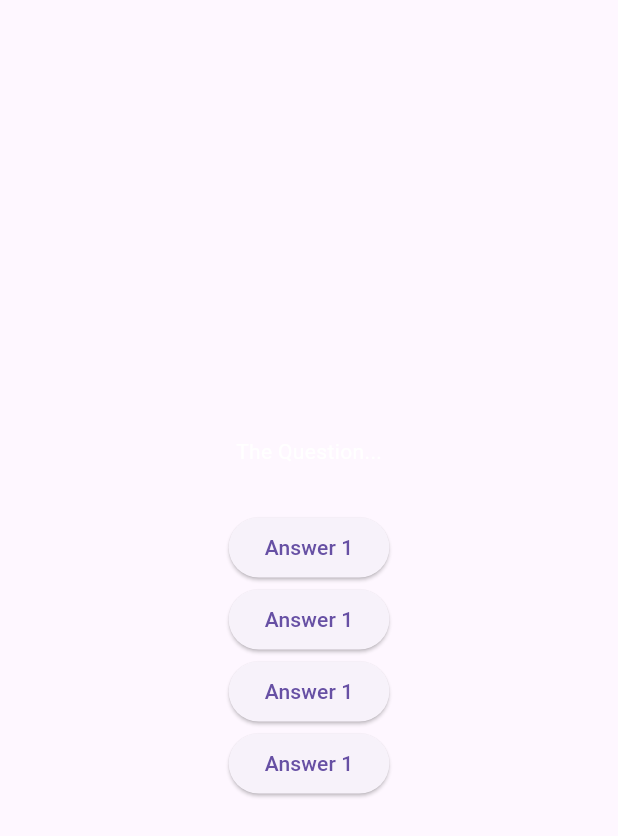
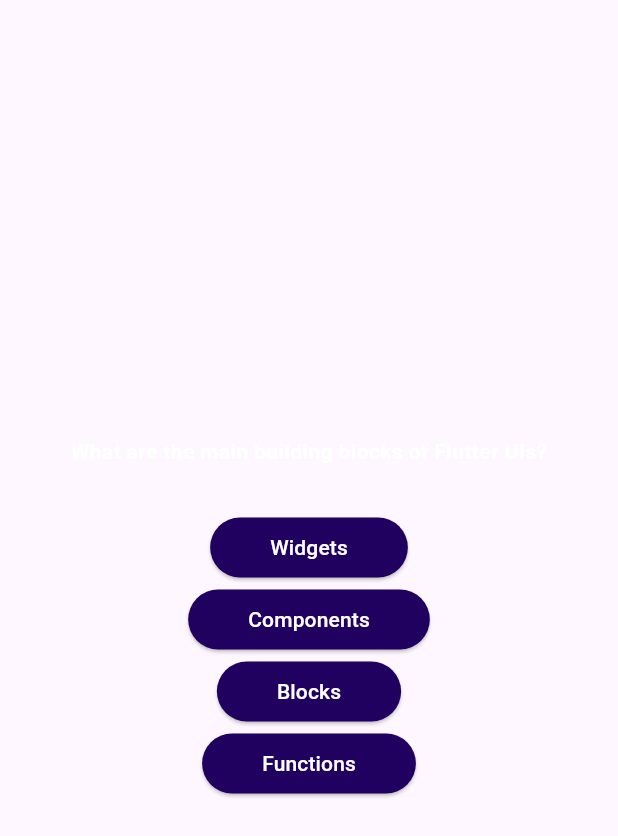
Before and after one commit to Saimur88/Quiz_App, a Flutter app: the QuestionsScreen widget shown alone on an empty page, opened directly, on a phone screen of 412 x 824 dp. Shown: the top 836 px of the screen. Run offline on Flutter 3.47's test engine with Material 3 defaults, Android fonts, the phone set to English and light mode, and no system bars.

Commit message:
Added a demo question

```diff
--- a/lib/answer_button.dart
+++ b/lib/answer_button.dart
@@ -1,13 +1,25 @@
-import 'package:flutter/cupertino.dart';
 import 'package:flutter/material.dart';
 
 class AnswerButton extends StatelessWidget {
-  const AnswerButton({super.key});
+
+  final String answerText;
+  final Function() onTap;
+
+  const AnswerButton({
+    required this.answerText,
+    required this.onTap,
+    super.key});
 
   @override
   Widget build(BuildContext context) {
     return ElevatedButton(
-        onPressed: (){},
-        child: const Text("Answer 1"));
+
+        style: ElevatedButton.styleFrom(
+          backgroundColor: Color.fromARGB(255, 33, 1, 95),
+          foregroundColor: Colors.white,
+          padding: EdgeInsets.symmetric(vertical: 10, horizontal: 40)
+        ),
+        onPressed: onTap,
+        child: Text(answerText));
   }
 }
--- a/lib/data/questions.dart
+++ b/lib/data/questions.dart
@@ -1 +1,55 @@
 import 'package:quiz_app/models/quiz_questions.dart';
+
+const questions = [
+  QuizQuestion(
+    'What are the main building blocks of Flutter UIs?',
+    [
+      'Widgets',
+      'Components',
+      'Blocks',
+      'Functions',
+    ],
+  ),
+  QuizQuestion('How are Flutter UIs built?', [
+    'By combining widgets in code',
+    'By combining widgets in a visual editor',
+    'By defining widgets in config files',
+    'By using XCode for iOS and Android Studio for Android',
+  ]),
+  QuizQuestion(
+    'What\'s the purpose of a StatefulWidget?',
+    [
+      'Update UI as data changes',
+      'Update data as UI changes',
+      'Ignore data changes',
+      'Render UI that does not depend on data',
+    ],
+  ),
+  QuizQuestion(
+    'Which widget should you try to use more often: StatelessWidget or StatefulWidget?',
+    [
+      'StatelessWidget',
+      'StatefulWidget',
+      'Both are equally good',
+      'None of the above',
+    ],
+  ),
+  QuizQuestion(
+    'What happens if you change data in a StatelessWidget?',
+    [
+      'The UI is not updated',
+      'The UI is updated',
+      'The closest StatefulWidget is updated',
+      'Any nested StatefulWidgets are updated',
+    ],
+  ),
+  QuizQuestion(
+    'How should you update data inside of StatefulWidgets?',
+    [
+      'By calling setState()',
+      'By calling updateData()',
+      'By calling updateUI()',
+      'By calling updateState()',
+    ],
+  ),
+];
--- /dev/null
+++ b/lib/questions.dart
@@ -0,0 +1 @@
+// TODO Implement this library.
--- a/lib/questions_screen.dart
+++ b/lib/questions_screen.dart
@@ -1,5 +1,7 @@
 import 'package:flutter/material.dart';
+import 'package:quiz_app/data/questions.dart';
 import 'answer_button.dart';
+import 'package:quiz_app/questions.dart';
 
 class QuestionsScreen extends StatefulWidget {
   const QuestionsScreen({super.key});
@@ -13,19 +15,23 @@ class QuestionsScreen extends StatefulWidget {
 class _QuestionsScreenState extends State<QuestionsScreen> {
   @override
   Widget build(BuildContext context) {
+
+    final currentQuestion = questions[0];
+
     return SizedBox(
       width: double.infinity,
       child: Column(
         mainAxisAlignment: MainAxisAlignment.center,
         children: [
-          Text("The Question...",style: TextStyle(
+          Text(currentQuestion.text,style:const TextStyle(
             color: Colors.white,
+            fontWeight: FontWeight.bold,
           ),),
           SizedBox(height: 30,),
-          AnswerButton(),
-          AnswerButton(),
-          AnswerButton(),
-          AnswerButton(),
+          AnswerButton(answerText: currentQuestion.answers[0],onTap: (){}),
+          AnswerButton(answerText: currentQuestion.answers[1],onTap:  (){}),
+          AnswerButton(answerText: currentQuestion.answers[2],onTap: (){}),
+          AnswerButton(answerText: currentQuestion.answers[3],onTap:  (){}),
 
         ],
       ),
```
